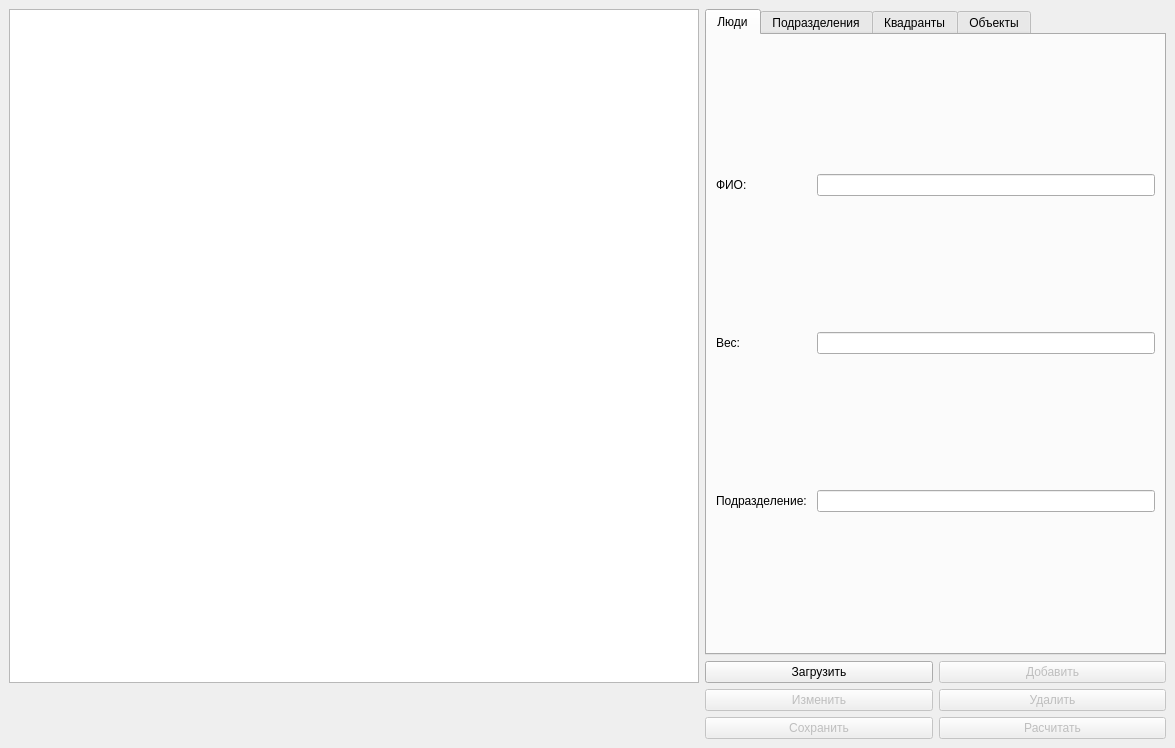
Qt form mainwindow.ui (HowToLoseTime/BMT) before a commit.
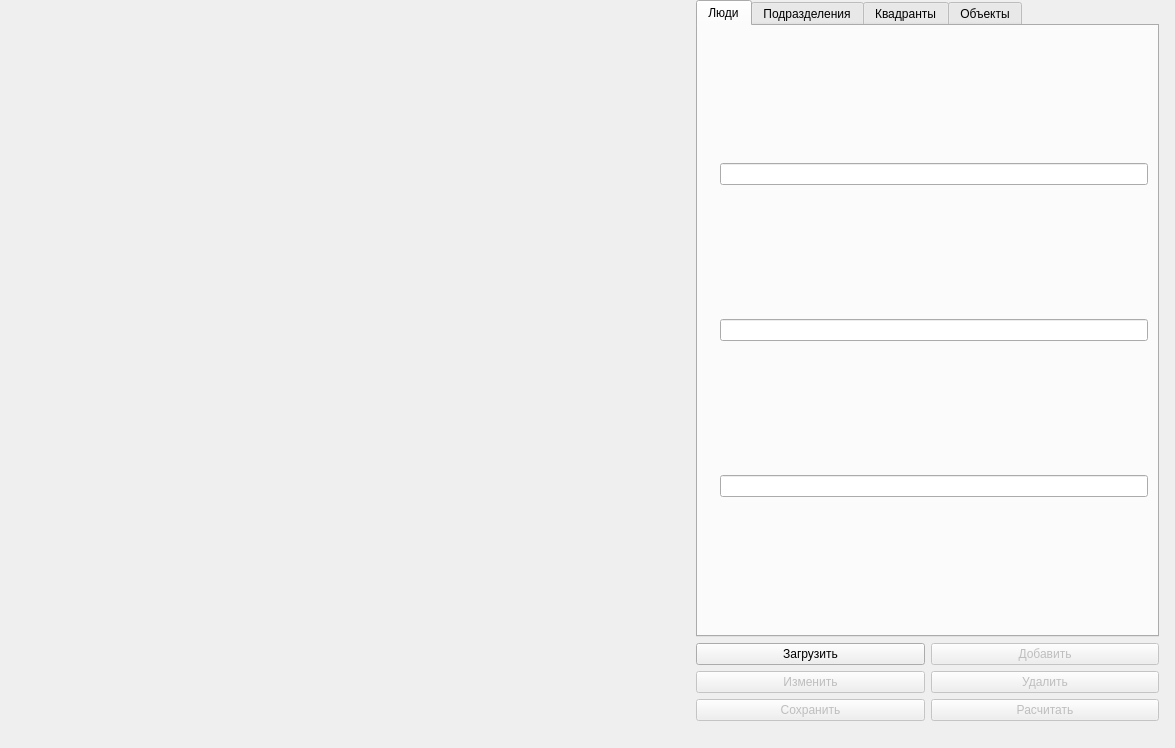
The same form after that commit.

Commit message: удалил график вью и поставил паинтер

Diff of the .ui file:
```diff
--- a/mainwindow.ui
+++ b/mainwindow.ui
@@ -14,24 +14,26 @@
    <string>MainWindow</string>
   </property>
   <widget class="QWidget" name="centralwidget">
-   <layout class="QGridLayout" name="gridLayout_6">
-    <item row="2" column="2">
-     <widget class="QPushButton" name="pushButton_del">
-      <property name="enabled">
-       <bool>false</bool>
-      </property>
-      <property name="text">
-       <string>Удалить</string>
-      </property>
-     </widget>
-    </item>
-    <item row="3" column="2">
-     <widget class="QPushButton" name="pushButton_solve">
-      <property name="enabled">
-       <bool>false</bool>
-      </property>
+   <widget class="QWidget" name="">
+    <property name="geometry">
+     <rect>
+      <x>40</x>
+      <y>0</y>
+      <width>1119</width>
+      <height>721</height>
+     </rect>
+    </property>
+    <layout class="QGridLayout" name="gridLayout_2">
+     <item row="0" column="0" rowspan="3">
+      <widget class="QLabel" name="label_5">
+       <property name="minimumSize">
+        <size>
+         <width>650</width>
+         <height>680</height>
+        </size>
+       </property>
       <property name="text">
-       <string>Расчитать</string>
+        <string/>
       </property>
      </widget>
     </item>
@@ -54,7 +56,7 @@
         <item row="0" column="0">
          <widget class="QLabel" name="label">
           <property name="text">
-           <string>ФИО: </string>
+            <string/>
           </property>
          </widget>
         </item>
@@ -64,7 +66,7 @@
         <item row="1" column="0">
          <widget class="QLabel" name="label_2">
           <property name="text">
-           <string>Вес: </string>
+            <string/>
           </property>
          </widget>
         </item>
@@ -74,7 +76,7 @@
         <item row="2" column="0">
          <widget class="QLabel" name="label_3">
           <property name="text">
-           <string>Подразделение: </string>
+            <string/>
           </property>
          </widget>
         </item>
@@ -226,29 +228,6 @@
       </widget>
      </widget>
     </item>
-    <item row="0" column="0" rowspan="2">
-     <widget class="QGraphicsView" name="graphicsView"/>
-    </item>
-    <item row="2" column="1">
-     <widget class="QPushButton" name="pushButton__update">
-      <property name="enabled">
-       <bool>false</bool>
-      </property>
-      <property name="text">
-       <string>Изменить</string>
-      </property>
-     </widget>
-    </item>
-    <item row="3" column="1">
-     <widget class="QPushButton" name="pushButton_save">
-      <property name="enabled">
-       <bool>false</bool>
-      </property>
-      <property name="text">
-       <string>Сохранить</string>
-      </property>
-     </widget>
-    </item>
     <item row="1" column="1">
      <widget class="QPushButton" name="pushButton_load">
       <property name="text">
@@ -266,7 +245,48 @@
       </property>
      </widget>
     </item>
-   </layout>
+     <item row="2" column="1">
+      <widget class="QPushButton" name="pushButton__update">
+       <property name="enabled">
+        <bool>false</bool>
+       </property>
+       <property name="text">
+        <string>Изменить</string>
+       </property>
+      </widget>
+     </item>
+     <item row="2" column="2">
+      <widget class="QPushButton" name="pushButton_del">
+       <property name="enabled">
+        <bool>false</bool>
+       </property>
+       <property name="text">
+        <string>Удалить</string>
+       </property>
+      </widget>
+     </item>
+     <item row="3" column="1">
+      <widget class="QPushButton" name="pushButton_save">
+       <property name="enabled">
+        <bool>false</bool>
+       </property>
+       <property name="text">
+        <string>Сохранить</string>
+       </property>
+      </widget>
+     </item>
+     <item row="3" column="2">
+      <widget class="QPushButton" name="pushButton_solve">
+       <property name="enabled">
+        <bool>false</bool>
+       </property>
+       <property name="text">
+        <string>Расчитать</string>
+       </property>
+      </widget>
+     </item>
+    </layout>
+   </widget>
   </widget>
  </widget>
  <resources/>
```
Lines whose indentation alone changed are shown as unchanged. The commit also changes 2 other files.
